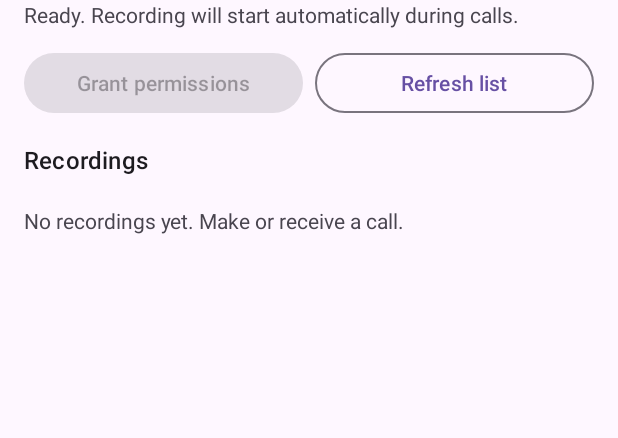
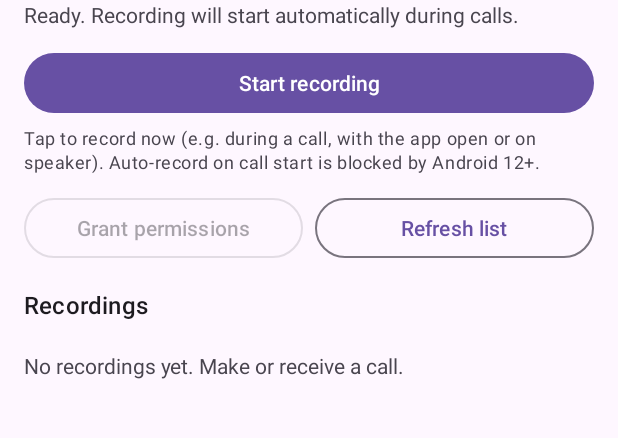
Before and after one commit to sbisht2002/FSWebDev, an Android app: the screen it shows after launch (MainActivity), on a phone screen of 412 x 824 dp, the part 181-619 px from its top. Run offline under Robolectric (Android 15) with nearby library versions, the phone set to English and light mode, and no system bars.

Commit message:
Add manual record button; make auto-record fail gracefully
The call-triggered auto-start never worked on Android 12+, where the OS
forbids starting a microphone foreground service from a background
broadcast. That left nothing recorded or saved.

- Add an in-app Start/Stop recording button (foreground start is allowed,
  so this reliably records and saves on all versions).
- Fall back from VOICE_COMMUNICATION to MIC if a device rejects the former.
- Wrap the receiver's service starts in try/catch so auto-start is simply
  skipped on Android 12+ instead of crashing.
- Track recording state so the UI reflects it.

Co-Authored-By: Claude Opus 5.5 <noreply@anthropic.com>
Claude-Session: https://claude.ai/code/session_01PCD9ZMXymuj8rHitv2Swfa

```diff
--- a/android-call-recorder/app/src/main/java/com/example/callrecorder/MainActivity.kt
+++ b/android-call-recorder/app/src/main/java/com/example/callrecorder/MainActivity.kt
@@ -1,6 +1,7 @@
 package com.example.callrecorder
 
 import android.Manifest
+import android.content.Intent
 import android.content.pm.PackageManager
 import android.os.Build
 import android.os.Bundle
@@ -40,12 +41,47 @@ class MainActivity : AppCompatActivity() {
 
         binding.grantButton.setOnClickListener { requestPermissions() }
         binding.refreshButton.setOnClickListener { loadRecordings() }
+        binding.recordButton.setOnClickListener { toggleRecording() }
     }
 
     override fun onResume() {
         super.onResume()
         refreshStatus()
+        updateRecordButton()
         loadRecordings()
+    }
+
+    private fun toggleRecording() {
+        if (!hasAllPermissions()) {
+            Toast.makeText(this, R.string.need_perms_first, Toast.LENGTH_SHORT).show()
+            requestPermissions()
+            return
+        }
+        val action = if (CallRecordingService.isActive) {
+            CallRecordingService.ACTION_STOP
+        } else {
+            CallRecordingService.ACTION_START
+        }
+        val intent = Intent(this, CallRecordingService::class.java).apply { this.action = action }
+        // Started from the foreground (a button tap), so the OS allows the
+        // microphone foreground service to start on Android 12+.
+        ContextCompat.startForegroundService(this, intent)
+
+        // Reflect the new state shortly after the service processes the intent.
+        binding.recordButton.postDelayed({
+            updateRecordButton()
+            loadRecordings()
+        }, 600)
+    }
+
+    private fun updateRecordButton() {
+        if (CallRecordingService.isActive) {
+            binding.recordButton.setText(R.string.stop_recording)
+            binding.statusText.setText(R.string.recording_now)
+        } else {
+            binding.recordButton.setText(R.string.start_recording)
+            refreshStatus()
+        }
     }
 
     private fun requiredPermissions(): Array<String> {
--- a/android-call-recorder/app/src/main/res/layout/activity_main.xml
+++ b/android-call-recorder/app/src/main/res/layout/activity_main.xml
@@ -19,6 +19,21 @@
         android:paddingBottom="12dp"
         android:text="@string/status_need_perms" />
 
+    <com.google.android.material.button.MaterialButton
+        android:id="@+id/recordButton"
+        android:layout_width="match_parent"
+        android:layout_height="wrap_content"
+        android:layout_marginBottom="4dp"
+        android:text="@string/start_recording" />
+
+    <TextView
+        android:layout_width="match_parent"
+        android:layout_height="wrap_content"
+        android:paddingBottom="12dp"
+        android:textAppearance="?attr/textAppearanceBodySmall"
+        android:textColor="?android:attr/textColorSecondary"
+        android:text="@string/manual_hint" />
+
     <LinearLayout
         android:layout_width="match_parent"
         android:layout_height="wrap_content"
@@ -27,6 +42,7 @@
 
         <com.google.android.material.button.MaterialButton
             android:id="@+id/grantButton"
+            style="@style/Widget.Material3.Button.OutlinedButton"
             android:layout_width="0dp"
             android:layout_height="wrap_content"
             android:layout_weight="1"
--- a/android-call-recorder/app/src/main/res/values/strings.xml
+++ b/android-call-recorder/app/src/main/res/values/strings.xml
@@ -6,6 +6,11 @@
     <string name="status_need_perms">Permissions needed to record calls.</string>
     <string name="grant_permissions">Grant permissions</string>
     <string name="refresh">Refresh list</string>
+    <string name="start_recording">Start recording</string>
+    <string name="stop_recording">Stop recording</string>
+    <string name="recording_now">● Recording…</string>
+    <string name="manual_hint">Tap to record now (e.g. during a call, with the app open or on speaker). Auto-record on call start is blocked by Android 12+.</string>
+    <string name="need_perms_first">Grant permissions first.</string>
 
     <string name="perms_granted">Permissions granted.</string>
     <string name="perms_denied">Permissions denied. The app cannot record without them.</string>
```
Also changed, not shown: android-call-recorder/app/src/main/java/com/example/callrecorder/CallRecordingService.kt (+24 -13 lines), android-call-recorder/app/src/main/java/com/example/callrecorder/CallStateReceiver.kt (+19 -6 lines), 1 other file.
